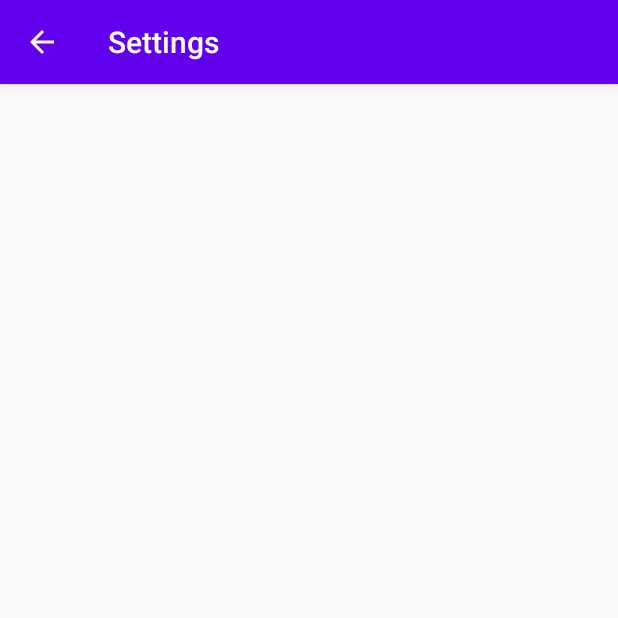
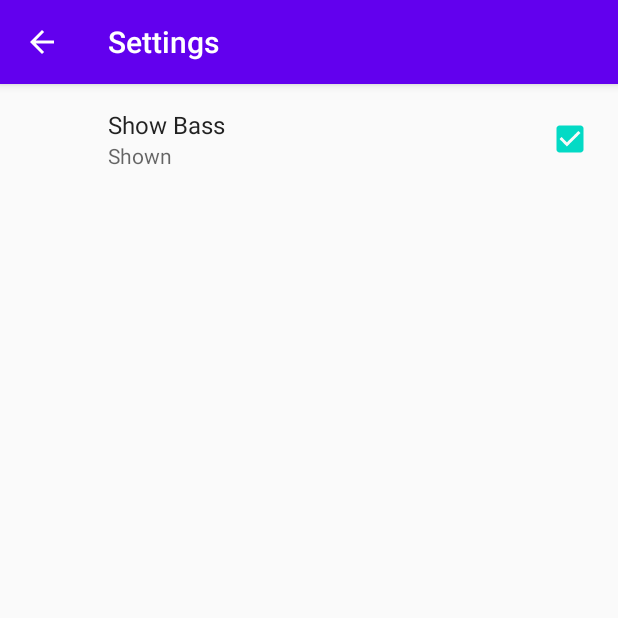
Before and after one commit to lighttt/MusicVisualizer, an Android app: the screen it shows after launch (SettingsActivity), in the options menu, after a tap on "Settings", on a phone screen of 412 x 824 dp, the top half of it. Run offline under Robolectric (Android 15) with nearby library versions, the phone set to English and light mode, and no system bars; our stand-ins replace androidx.preference; 1 statement that could not run was skipped.

Commit message:
Added Preference Fragment for user settings

```diff
--- a/app/build.gradle
+++ b/app/build.gradle
@@ -25,6 +25,7 @@ dependencies {
     implementation fileTree(dir: "libs", include: ["*.jar"])
     implementation 'androidx.appcompat:appcompat:1.1.0'
     implementation 'androidx.constraintlayout:constraintlayout:1.1.3'
+    implementation 'androidx.preference:preference:1.1.0'
     testImplementation 'junit:junit:4.12'
     androidTestImplementation 'androidx.test.ext:junit:1.1.1'
     androidTestImplementation 'androidx.test.espresso:espresso-core:3.2.0'
--- /dev/null
+++ b/app/src/main/java/np/com/manishtuladhar/trymusicvisualizer/SettingsFragment.java
@@ -0,0 +1,13 @@
+package np.com.manishtuladhar.trymusicvisualizer;
+
+import android.os.Bundle;
+
+import androidx.preference.PreferenceFragmentCompat;
+
+public class SettingsFragment extends PreferenceFragmentCompat {
+
+    @Override
+    public void onCreatePreferences(Bundle savedInstanceState, String rootKey) {
+        addPreferencesFromResource(R.xml.pref_visualizer);
+    }
+}
--- a/app/src/main/java/np/com/manishtuladhar/trymusicvisualizer/VisualizerActivity.java
+++ b/app/src/main/java/np/com/manishtuladhar/trymusicvisualizer/VisualizerActivity.java
@@ -3,9 +3,11 @@ package np.com.manishtuladhar.trymusicvisualizer;
 import androidx.annotation.NonNull;
 import androidx.appcompat.app.AppCompatActivity;
 import androidx.core.app.ActivityCompat;
+import androidx.preference.PreferenceManager;
 
 import android.Manifest;
 import android.content.Intent;
+import android.content.SharedPreferences;
 import android.content.pm.PackageManager;
 import android.os.Build;
 import android.os.Bundle;
@@ -28,17 +30,20 @@ public class VisualizerActivity extends AppCompatActivity {
         super.onCreate(savedInstanceState);
         setContentView(R.layout.activity_visualizer);
         mVisualizerView = findViewById(R.id.activity_visualizer);
-        defaultSetup();
+        setupSharedPreferences();
         setupPermissions();
     }
 
-    private void defaultSetup() {
-        mVisualizerView.setShowBass(true);
+    private void setupSharedPreferences() {
+        SharedPreferences sharedPreferences = PreferenceManager.getDefaultSharedPreferences(this);
+        mVisualizerView.setShowBass(sharedPreferences.getBoolean(getString(R.string.pref_show_bass_key),true));
         mVisualizerView.setShowMid(true);
         mVisualizerView.setShowTreble(true);
         mVisualizerView.setMinSizeScale(1);
         mVisualizerView.setColor(getString(R.string.pref_color_red_value));
     }
+
+
 
     /**
      * onPause Cleanup audio stream
--- a/app/src/main/res/layout/activity_settings.xml
+++ b/app/src/main/res/layout/activity_settings.xml
@@ -1,11 +1,6 @@
 <?xml version="1.0" encoding="utf-8"?>
-<RelativeLayout xmlns:android="http://schemas.android.com/apk/res/android"
-    xmlns:app="http://schemas.android.com/apk/res-auto"
-    xmlns:tools="http://schemas.android.com/tools"
-    android:id="@+id/activity_settings"
+<fragment android:id="@+id/activity_settings"
+    android:name="np.com.manishtuladhar.trymusicvisualizer.SettingsFragment"
     android:layout_width="match_parent"
     android:layout_height="match_parent"
-    android:padding="16dp"
-    tools:context=".SettingsActivity">
-
-</RelativeLayout>
+    xmlns:android="http://schemas.android.com/apk/res/android" />
--- /dev/null
+++ b/app/src/main/res/values/bools.xml
@@ -0,0 +1,5 @@
+<?xml version="1.0" encoding="utf-8"?>
+<resources>
+    <bool name="pref_show_bass_default">true</bool>
+
+</resources>
--- a/app/src/main/res/values/strings.xml
+++ b/app/src/main/res/values/strings.xml
@@ -6,6 +6,13 @@
     <!-- - - - - - - - - - - - - - - -
           - Used by Preferences  -
           - - - - - - - - - - - - - - - -->
+    <string name="pref_show_bass_label">Show Bass</string>
+    <!-- Key name for storing bass in SharedPreferences -->
+    <string name="pref_show_bass_key" translatable="false">show_bass</string>
+
+    <!-- Summary for Checkboxes -->
+    <string name="pref_show_true">Shown</string>
+    <string name="pref_show_false">Hidden</string>
 
     <!-- Value in SharedPreferences for red color option -->
     <string name="pref_color_red_value" translatable="false">red</string>
@@ -15,4 +22,5 @@
 
     <!-- Value in SharedPreferences for green color option -->
     <string name="pref_color_green_value" translatable="false">green</string>
+
 </resources>
--- a/app/src/main/res/values/styles.xml
+++ b/app/src/main/res/values/styles.xml
@@ -5,6 +5,9 @@
         <item name="colorPrimary">@color/colorPrimary</item>
         <item name="colorPrimaryDark">@color/colorPrimaryDark</item>
         <item name="colorAccent">@color/colorAccent</item>
+        <item name="preferenceTheme">@style/PreferenceThemeOverlay</item>
+
     </style>
 
+
 </resources>
--- /dev/null
+++ b/app/src/main/res/xml/pref_visualizer.xml
@@ -0,0 +1,10 @@
+<PreferenceScreen xmlns:app="http://schemas.android.com/apk/res-auto"
+    xmlns:android="http://schemas.android.com/apk/res/android">
+
+   <CheckBoxPreference
+       android:defaultValue="@bool/pref_show_bass_default"
+       android:key="@string/pref_show_bass_key"
+       android:summaryOff="@string/pref_show_false"
+       android:summaryOn="@string/pref_show_true"
+       android:title="@string/pref_show_bass_label" />
+</PreferenceScreen>
```
Also changed, not shown: app/src/main/res/values/arrays.xml (added, +12 -0 lines).
